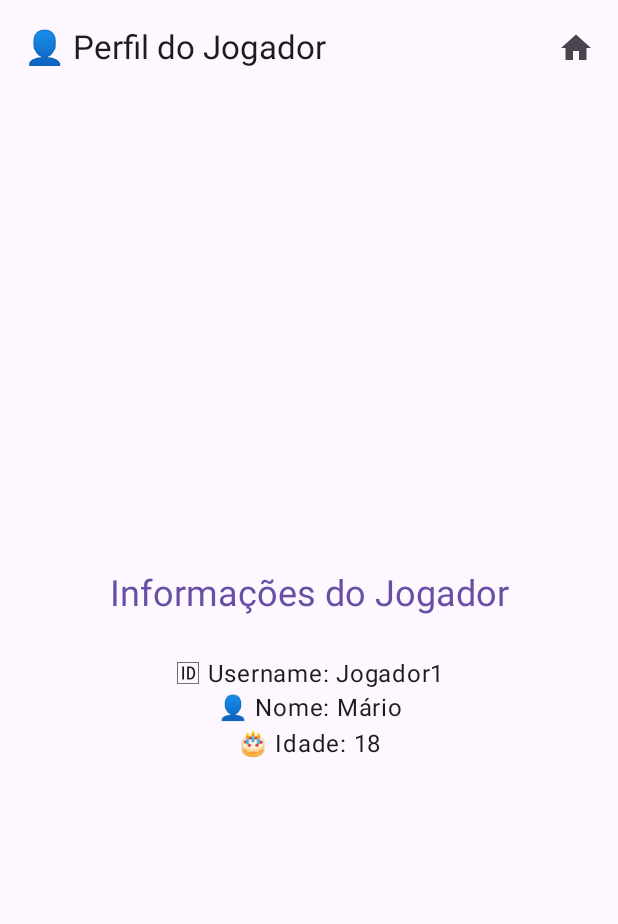
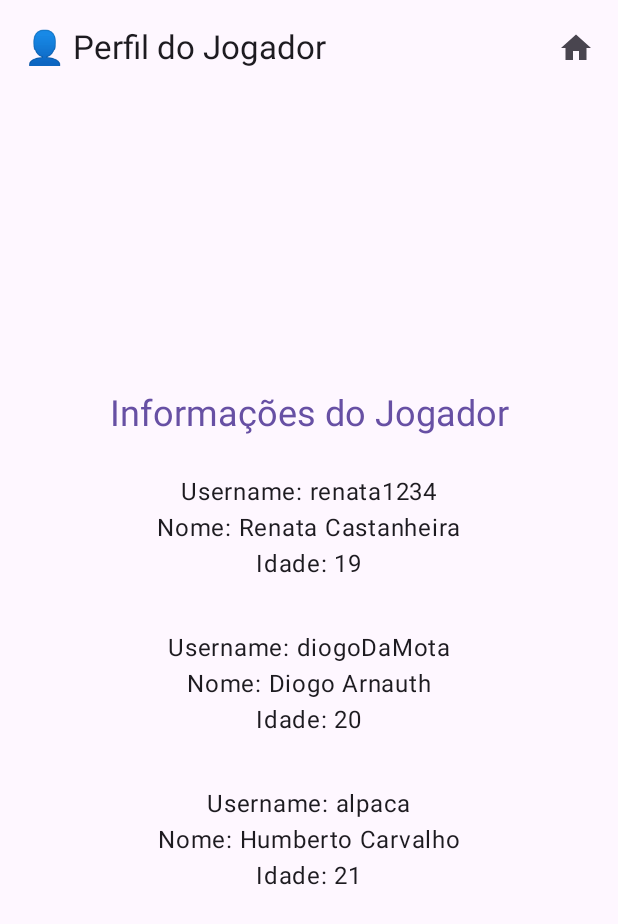
Before and after one commit to Diogoarnauth/PokerDice-Mobile, an Android app built with Jetpack Compose: the PlayerProfileActivity screen opened directly, with no data from a screen before it, on a phone screen of 412 x 824 dp. Shown: the top 924 px of the screen. Run offline under Robolectric (Android 15) with nearby library versions, the phone set to English and light mode, and no system bars.

Commit message:
melhoria nos imports + simplificação de algumas coisas

```diff
--- a/app/build.gradle.kts
+++ b/app/build.gradle.kts
@@ -56,4 +56,5 @@ dependencies {
     androidTestImplementation(libs.androidx.compose.ui.test.junit4)
     debugImplementation(libs.androidx.compose.ui.tooling)
     debugImplementation(libs.androidx.compose.ui.test.manifest)
+
 }
--- a/app/src/main/java/com/example/chelasmultiplayerpokerdice/NavigationIntentImpl.kt
+++ b/app/src/main/java/com/example/chelasmultiplayerpokerdice/NavigationIntentImpl.kt
@@ -5,7 +5,7 @@ import android.content.Context
 import android.content.Intent
 import com.example.chelasmultiplayerpokerdice.aboutScreen.AboutNavigation
 import com.example.chelasmultiplayerpokerdice.aboutScreen.AboutScreenActivity
-import com.example.chelasmultiplayerpokerdice.aboutScreen.ProfileNavigation
+import com.example.chelasmultiplayerpokerdice.playerProfileScreen.ProfileNavigation
 import com.example.chelasmultiplayerpokerdice.playerProfileScreen.PlayerProfileActivity
 import com.example.chelasmultiplayerpokerdice.titleScreen.TitleNavigation
 import com.example.chelasmultiplayerpokerdice.titleScreen.TitleScreenActivity
--- a/app/src/main/java/com/example/chelasmultiplayerpokerdice/aboutScreen/AboutScreenActivity.kt
+++ b/app/src/main/java/com/example/chelasmultiplayerpokerdice/aboutScreen/AboutScreenActivity.kt
@@ -1,13 +1,10 @@
 package com.example.chelasmultiplayerpokerdice.aboutScreen
 
-import AboutScreen
 import android.os.Bundle
 import androidx.activity.ComponentActivity
 import androidx.activity.compose.setContent
 import androidx.activity.enableEdgeToEdge
-import com.example.chimp.home.AboutService
 import com.example.chelasmultiplayerpokerdice.NavigationIntentImpl
-import com.example.chimp.home.AboutServiceImpl
 
 
 class AboutScreenActivity : ComponentActivity() {
--- a/app/src/main/java/com/example/chelasmultiplayerpokerdice/aboutScreen/aboutScreen.kt
+++ b/app/src/main/java/com/example/chelasmultiplayerpokerdice/aboutScreen/aboutScreen.kt
@@ -1,13 +1,10 @@
+package com.example.chelasmultiplayerpokerdice.aboutScreen
 import androidx.compose.runtime.Composable
-import com.example.chelasmultiplayerpokerdice.aboutScreen.AboutNavigation
-import com.example.chelasmultiplayerpokerdice.aboutScreen.AboutScreenView
-import com.example.chimp.home.AboutService
 
 @Composable
 fun AboutScreen(service: AboutService, navigator: AboutNavigation) {
     AboutScreenView(
         members = service.getMembers(),
-        emailList = service.getEmails(),
         gameplayUrl = service.getGamePlayUrl(),
         titleScreenFunction = {navigator.goToTitleScreen()}
     )
--- a/app/src/main/java/com/example/chelasmultiplayerpokerdice/playerProfileScreen/PlayerProfileActivity.kt
+++ b/app/src/main/java/com/example/chelasmultiplayerpokerdice/playerProfileScreen/PlayerProfileActivity.kt
@@ -5,10 +5,6 @@ import androidx.activity.ComponentActivity
 import androidx.activity.compose.setContent
 import androidx.activity.enableEdgeToEdge
 import com.example.chelasmultiplayerpokerdice.NavigationIntentImpl
-import com.example.chelasmultiplayerpokerdice.aboutScreen.ProfileNavigation
-import com.example.chimp.home.ProfileService
-import com.example.chimp.home.ProfileServiceImpl
-import playerProfile
 
 
 class PlayerProfileActivity : ComponentActivity() {
@@ -24,7 +20,7 @@ class PlayerProfileActivity : ComponentActivity() {
         super.onCreate(savedInstanceState)
         enableEdgeToEdge()
         setContent {
-            playerProfile(
+            PlayerProfile(
                 service = playerProfileService,
                 navigator = playerNavigation
             )
--- a/app/src/main/java/com/example/chelasmultiplayerpokerdice/playerProfileScreen/playerProfile.kt
+++ b/app/src/main/java/com/example/chelasmultiplayerpokerdice/playerProfileScreen/playerProfile.kt
@@ -1,15 +1,10 @@
+package com.example.chelasmultiplayerpokerdice.playerProfileScreen
 import androidx.compose.runtime.Composable
-import com.example.chelasmultiplayerpokerdice.aboutScreen.AboutScreenView
-import com.example.chelasmultiplayerpokerdice.aboutScreen.ProfileNavigation
-import com.example.chimp.home.PlayerProfileView
-import com.example.chimp.home.ProfileService
 
 @Composable
-fun playerProfile(service: ProfileService, navigator: ProfileNavigation) {
+fun PlayerProfile(service: ProfileService, navigator: ProfileNavigation) {
     PlayerProfileView(
-        playerUsername = service.getPlayerUsername(),
-        playerName = service.getPlayerName(),
-        playerAge = service.getPlayerAge(),
+        playerData = service.getPlayerProfileData(),
         goBackTitleScreenFunction = {navigator.goToTitleScreen()}
     )
 }
--- a/app/src/main/java/com/example/chelasmultiplayerpokerdice/playerProfileScreen/playerProfileNavigation.kt
+++ b/app/src/main/java/com/example/chelasmultiplayerpokerdice/playerProfileScreen/playerProfileNavigation.kt
@@ -1,4 +1,4 @@
-package com.example.chelasmultiplayerpokerdice.aboutScreen
+package com.example.chelasmultiplayerpokerdice.playerProfileScreen
 
 interface ProfileNavigation {
     fun goToTitleScreen()
--- a/app/src/main/java/com/example/chelasmultiplayerpokerdice/playerProfileScreen/playerProfileService.kt
+++ b/app/src/main/java/com/example/chelasmultiplayerpokerdice/playerProfileScreen/playerProfileService.kt
@@ -1,24 +1,35 @@
-package com.example.chimp.home
+package com.example.chelasmultiplayerpokerdice.playerProfileScreen
 
 interface ProfileService {
-    fun getPlayerName(): String
 
-    fun getPlayerUsername(): String
+    fun getPlayerProfileData(): List<PlayerProfileData>
+    fun getPlayerName(): List<String>
 
-    fun getPlayerAge(): Int
+    fun getPlayerUsername(): List<String>
+
+    fun getPlayerAge(): List<Int>
 
 }
 
 class ProfileServiceImpl : ProfileService {
 
-    override fun getPlayerUsername(): String {
-        return "Jogador1"
+    override fun getPlayerName(): List<String> {
+        return getPlayerProfileData().map { it.playerName }
     }
-    override fun getPlayerName(): String{
-        return "Mário"
+
+    override fun getPlayerUsername(): List<String> {
+        return getPlayerProfileData().map { it.playerUsername }
     }
-    override fun getPlayerAge():Int{
-        return 18
+
+    override fun getPlayerAge(): List<Int> {
+        return getPlayerProfileData().map { it.playerAge }
+    }
+    override fun getPlayerProfileData(): List<PlayerProfileData> {
+        return listOf(
+            PlayerProfileData("renata1234", "Renata Castanheira", 19),
+            PlayerProfileData("diogoDaMota", "Diogo Arnauth", 20),
+            PlayerProfileData("alpaca", "Humberto Carvalho", 21)
+        )
     }
 
 
--- a/app/src/main/java/com/example/chelasmultiplayerpokerdice/playerProfileScreen/playerProfileView.kt
+++ b/app/src/main/java/com/example/chelasmultiplayerpokerdice/playerProfileScreen/playerProfileView.kt
@@ -1,4 +1,4 @@
-package com.example.chimp.home
+package com.example.chelasmultiplayerpokerdice.playerProfileScreen
 
 import androidx.compose.foundation.background
 import androidx.compose.foundation.layout.*
@@ -16,12 +16,16 @@ import androidx.compose.ui.unit.dp
 const val PLAYERPROFILE_BACK_TITLESCREEN = "Player Profile back to title screen"
 const val PLAYERPROFILE_VIEW_TAG = "Player Profile View"
 
+class PlayerProfileData(
+    val playerUsername: String,
+    val playerName: String,
+    val playerAge: Int
+)
+
 @OptIn(ExperimentalMaterial3Api::class)
 @Composable
 fun PlayerProfileView(
-    playerUsername: String,
-    playerName: String,
-    playerAge: Int,
+    playerData: List<PlayerProfileData>,
     goBackTitleScreenFunction: () -> Unit
 ) {
     Scaffold(
@@ -65,21 +69,25 @@ fun PlayerProfileView(
 
                 Spacer(modifier = Modifier.height(24.dp))
 
+                playerData.forEach { player ->
                     Text(
-                    text = "🆔 Username: $playerUsername",
+                        text = "Username: ${player.playerUsername}",
                         style = MaterialTheme.typography.bodyLarge,
-                    textAlign = TextAlign.Center
+                        color = MaterialTheme.colorScheme.onBackground
                     )
                     Text(
-                    text = "👤 Nome: $playerName",
+                        text = "Nome: ${player.playerName}",
                         style = MaterialTheme.typography.bodyLarge,
-                    textAlign = TextAlign.Center
+                        color = MaterialTheme.colorScheme.onBackground
                     )
                     Text(
-                    text = "🎂 Idade: $playerAge",
+                        text = "Idade: ${player.playerAge}",
                         style = MaterialTheme.typography.bodyLarge,
-                    textAlign = TextAlign.Center
+                        color = MaterialTheme.colorScheme.onBackground
                     )
+                    Spacer(modifier = Modifier.padding(16.dp))
+
+                }
             }
         }
     )
@@ -89,9 +97,11 @@ fun PlayerProfileView(
 @Composable
 fun PlayerProfileViewPreview() {
     PlayerProfileView(
-        playerUsername = "renata1234",
-        playerName = "Renata Castanheira",
-        playerAge = 19,
-        goBackTitleScreenFunction = { }
-    )
+        playerData =
+            listOf(
+                PlayerProfileData("renata1234", "Renata Castanheira", 19),
+                PlayerProfileData("diogoDaMota", "Diogo Arnauth", 20),
+                PlayerProfileData("alpaca", "Humberto Carvalho", 21)
+            ),
+        goBackTitleScreenFunction = {})
 }
--- a/app/src/main/java/com/example/chelasmultiplayerpokerdice/titleScreen/titleScreen.kt
+++ b/app/src/main/java/com/example/chelasmultiplayerpokerdice/titleScreen/titleScreen.kt
@@ -1,7 +1,5 @@
 import androidx.compose.runtime.Composable
-import com.example.chelasmultiplayerpokerdice.aboutScreen.AboutNavigation
 import com.example.chelasmultiplayerpokerdice.titleScreen.TitleNavigation
-import com.example.chimp.home.AboutService
 import com.example.chimp.home.TitleScreenService
 import com.example.chimp.home.TitleScreenView
 
--- a/app/src/main/java/com/example/chelasmultiplayerpokerdice/titleScreen/titleScreenView.kt
+++ b/app/src/main/java/com/example/chelasmultiplayerpokerdice/titleScreen/titleScreenView.kt
@@ -119,9 +119,10 @@ fun GenericTopAppBar(title: String, actions: @Composable () -> Unit) {
 }
 
 
+
 @Preview(showBackground = true, showSystemUi = true)
 @Composable
-fun TitleScreenView() {
+fun TitleScreenViewPreview() {
     TitleScreenView(
         creators = listOf(
             "Diogo Arnauth",
```
Also changed, not shown: app/src/main/java/com/example/chelasmultiplayerpokerdice/MainActivity.kt (+20 -30 lines), app/src/main/java/com/example/chelasmultiplayerpokerdice/aboutScreen/aboutScreenService.kt (+6 -16 lines), app/src/main/java/com/example/chelasmultiplayerpokerdice/aboutScreen/aboutScreenView.kt (+8 -11 lines). Lines whose indentation alone changed are shown as unchanged.
